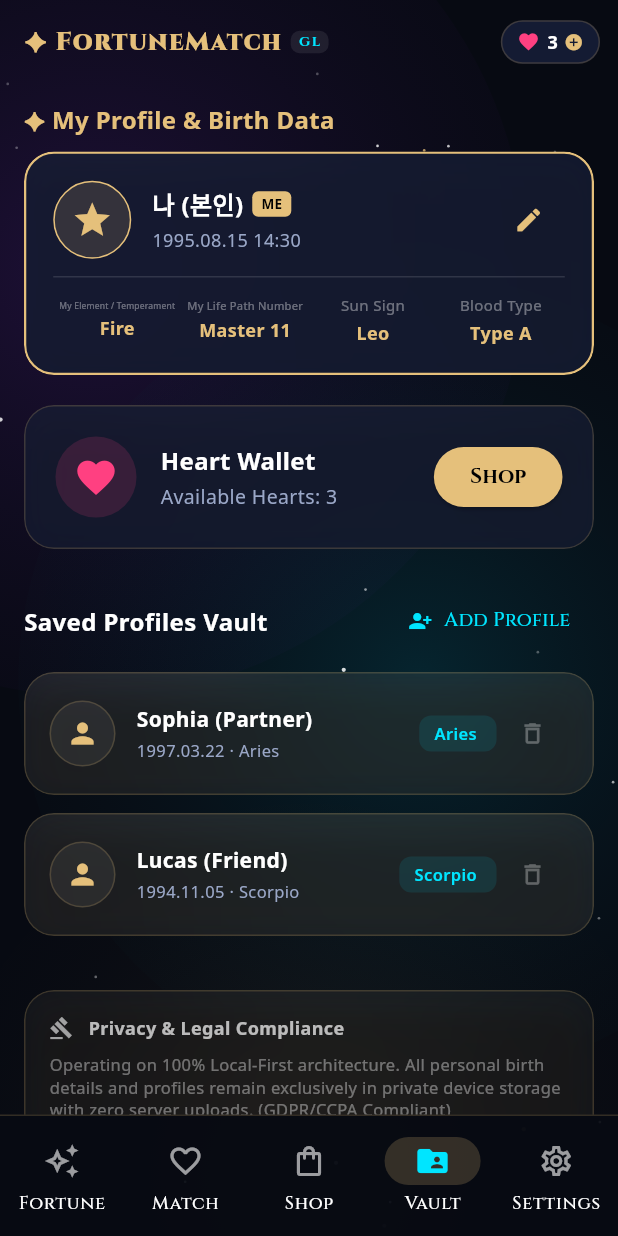
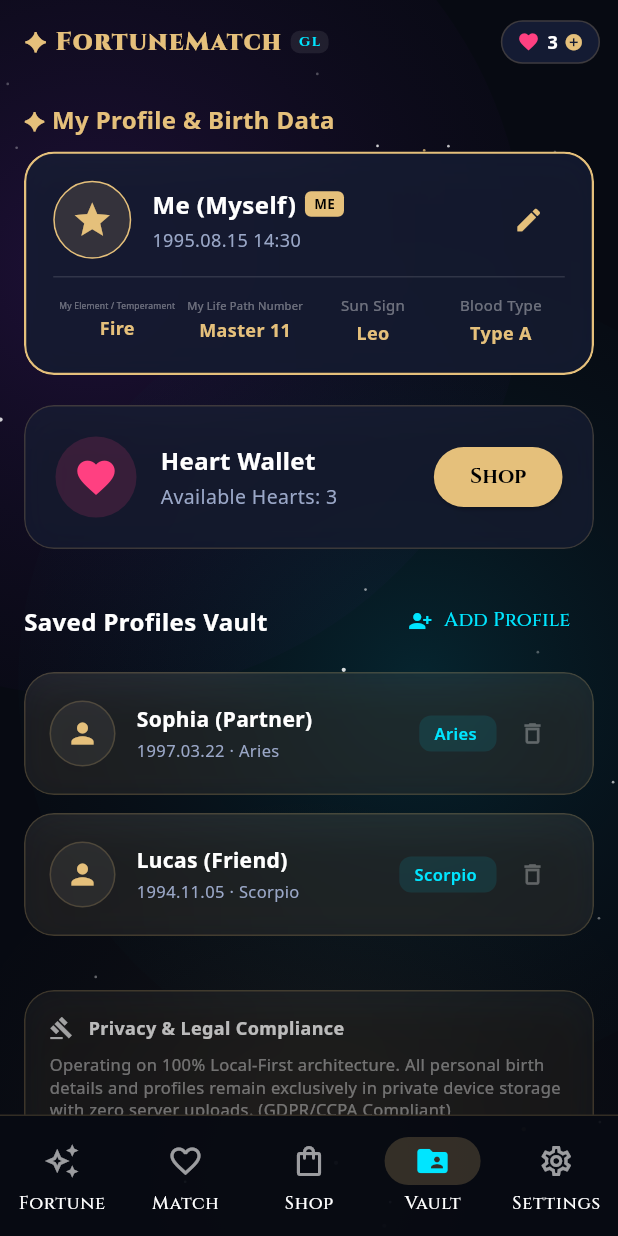
Before and after one commit to koyotejw-ux/ftmt, a Flutter app: the screen it shows after launch, item 4 of the bottom bar chosen, on a phone screen of 412 x 824 dp. Run offline on Flutter 3.47's test engine with Material 3 defaults, Android fonts, the phone set to English and light mode, and no system bars; our stand-ins replace google_fonts, sensors_plus, share_plus, shared_preferences.

Commit message:
fix(vault): enforce localized self profile name and single-line heart balance display

```diff
--- a/lib/features/economy/presentation/vault_screen.dart
+++ b/lib/features/economy/presentation/vault_screen.dart
@@ -86,9 +86,12 @@ class _VaultScreenState extends State<VaultScreen> {
                         children: [
                           Row(
                             children: [
-                              Text(
-                                myProfile.name,
+                              Flexible(
+                                child: Text(
+                                  myProfile.localizedName(widget.currentRegion),
                                   style: const TextStyle(color: Colors.white, fontWeight: FontWeight.bold, fontSize: 16),
+                                  overflow: TextOverflow.ellipsis,
+                                ),
                               ),
                               const SizedBox(width: 6),
                               Container(
@@ -182,12 +185,17 @@ class _VaultScreenState extends State<VaultScreen> {
                         style: const TextStyle(color: Colors.white, fontWeight: FontWeight.bold, fontSize: 16),
                       ),
                       const SizedBox(height: 4),
-                      Text(
+                      FittedBox(
+                        fit: BoxFit.scaleDown,
+                        alignment: Alignment.centerLeft,
+                        child: Text(
                           widget.wallet.hasVipPass
                               ? AppI18n.tr('vault_vip_desc', widget.currentRegion)
                               : AppI18n.tr('vault_hearts_desc', widget.currentRegion)
                                   .replaceAll('{count}', '${widget.wallet.hearts}'),
+                          maxLines: 1,
                           style: const TextStyle(color: Color(0xFF9AA7C7), fontSize: 13),
+                        ),
                       ),
                     ],
                   ),
--- a/lib/features/profile/data/user_profile_repository.dart
+++ b/lib/features/profile/data/user_profile_repository.dart
@@ -26,8 +26,8 @@ class UserProfile {
 
   /// Localized user display name
   String localizedName(SupportedRegion region) {
-    if (name.isEmpty || name == '나 (본인)' || name == '나' || name == 'Me' || name.contains('본인')) {
-      return AppI18n.tr('profile_default_me', region);
+    if (name.isEmpty || name == '나 (본인)' || name == '나' || name == 'Me' || name.contains('본인') || name.contains('Myself')) {
+      return AppI18n.tr('profile_default_self', region);
     }
     if (name.contains('김서연') || name.contains('연인') || name.contains('Partner') || name.contains('Lover')) {
       switch (region.languageCode) {
```
Lines whose indentation alone changed are shown as unchanged.
